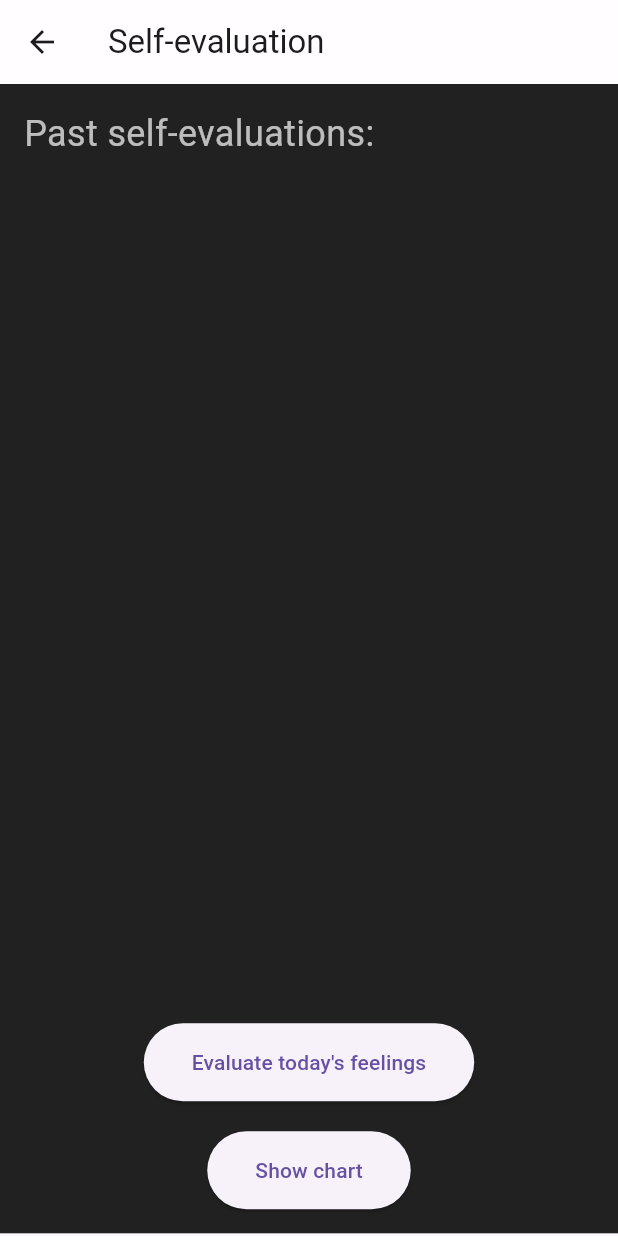
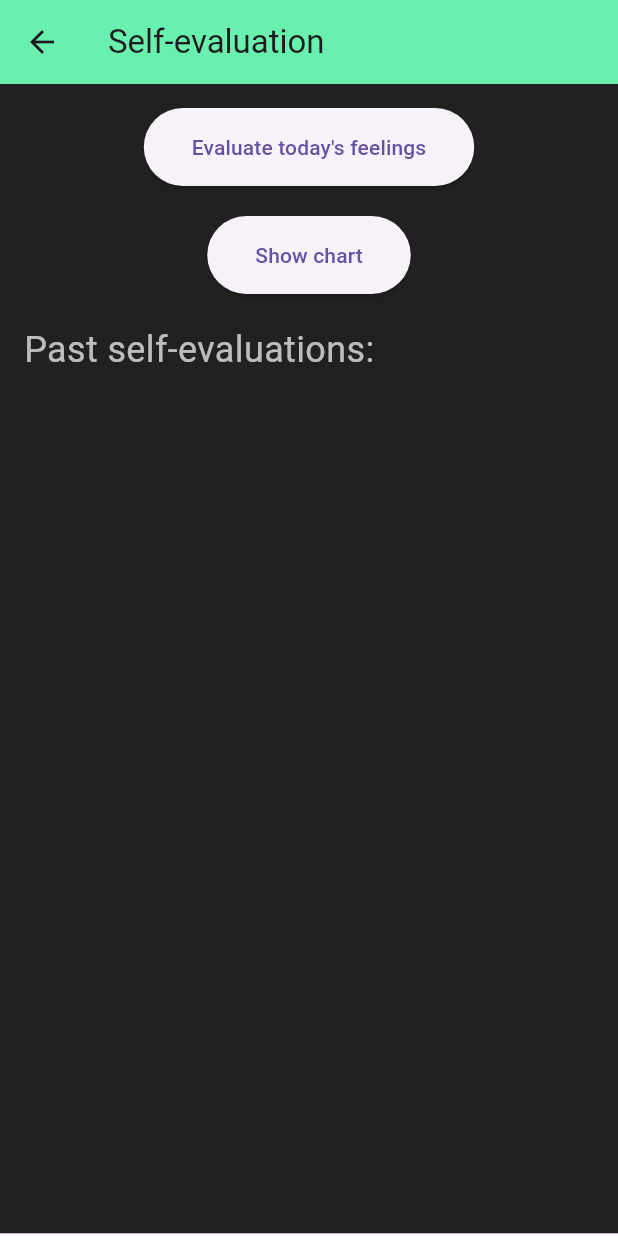
Before and after one commit to DamjanVincic/gdsc-solution-challenge, a Flutter app: the screen it shows after launch, after a tap on "SELF EVALUATION", on a phone screen of 412 x 824 dp. Run offline on Flutter 3.47's test engine with Material 3 defaults, Android fonts, the phone set to English and light mode, and no system bars; our stand-ins replace fl_chart, flutter_local_notifications, google_maps_flutter, location, permission_handler, share and 2 more; missing offline and left inert: flutter_config; network calls fail.

Commit message:
Changed colors and app name on android

```diff
--- a/lib/src/views/habit_details_screen.dart
+++ b/lib/src/views/habit_details_screen.dart
@@ -46,6 +46,7 @@ class _HabitDetailsScreenState extends State<HabitDetailsScreen> {
 
     return Scaffold(
       appBar: AppBar(
+        backgroundColor: Colors.lightBlueAccent,
         title: const Text('Habit Details'),
       ),
       body: Container(
@@ -110,7 +111,7 @@ class _HabitDetailsScreenState extends State<HabitDetailsScreen> {
                               isCurved: true,
                               belowBarData: BarAreaData(show: false),
                               colors: [
-                                Colors.green
+                                Colors.lightBlueAccent
                               ], // Set graph color to accentColor
                             ),
                           ],
--- a/lib/src/views/hub.dart
+++ b/lib/src/views/hub.dart
@@ -45,7 +45,7 @@ class Hub extends StatelessWidget {
               },
               label: 'QUOTES',
               icon: Icons.format_quote,
-              backgroundColor: primaryColor,
+              backgroundColor: Colors.purpleAccent,
               textColor: accentColor,
               description: 'Explore and discover meaningful quotes.',
             ),
@@ -54,12 +54,12 @@ class Hub extends StatelessWidget {
                 Navigator.push(
                   context,
                   MaterialPageRoute(
-                      builder: (context) => HabitListScreen(primaryColor: primaryColor, accentColor: accentColor)),
+                      builder: (context) => HabitListScreen(primaryColor: Colors.lightBlueAccent, accentColor: accentColor)),
                 );
               },
               label: 'HABITS',
               icon: Icons.star,
-              backgroundColor: primaryColor,
+              backgroundColor: Colors.blue,
               textColor: accentColor,
               description: 'Track and build healthy habits.',
             ),
@@ -74,7 +74,7 @@ class Hub extends StatelessWidget {
               },
               label: 'SELF EVALUATION',
               icon: Icons.check,
-              backgroundColor: primaryColor,
+              backgroundColor: Colors.greenAccent,
               textColor: accentColor,
               description: 'Reflect and evaluate personal growth.',
             ),
@@ -89,7 +89,7 @@ class Hub extends StatelessWidget {
               },
               label: 'MEDITATION',
               icon: Icons.spa,
-              backgroundColor: primaryColor,
+              backgroundColor: Colors.redAccent,
               textColor: accentColor,
               description: 'Practice mindfulness and meditation.',
             ),
@@ -125,6 +125,7 @@ class HubButton extends StatelessWidget {
       shape: RoundedRectangleBorder(
         borderRadius: BorderRadius.circular(15),
       ),
+      color: backgroundColor,
       child: InkWell(
         onTap: onPressed,
         child: Padding(
--- a/lib/src/views/quote_details_screen.dart
+++ b/lib/src/views/quote_details_screen.dart
@@ -17,11 +17,11 @@ class QuoteDetailsScreen extends StatelessWidget {
   Widget build(BuildContext context) {
     return Scaffold(
         appBar: AppBar(
+          backgroundColor: Colors.purpleAccent,
           title: Text(
             'Quote Details',
             style: TextStyle(color: accentColor), // Customize text color
           ),
-          backgroundColor: primaryColor, // Set app bar background color
         ),
         body: Container(
           color: accentColor,
@@ -33,6 +33,7 @@ class QuoteDetailsScreen extends StatelessWidget {
                 shape: RoundedRectangleBorder(
                   borderRadius: BorderRadius.circular(15),
                 ),
+                color: Colors.purpleAccent,
                 child: Padding(
                   padding: const EdgeInsets.all(16.0),
                   child: Column(
--- a/lib/src/views/quote_list_screen.dart
+++ b/lib/src/views/quote_list_screen.dart
@@ -66,7 +66,7 @@ class _QuoteListScreenState extends State<QuoteListScreen> {
     return Scaffold(
       appBar: AppBar(
         title: const Text('Quotes'),
-        backgroundColor: primaryColor,
+        backgroundColor: Colors.purpleAccent,
         leading: IconButton(
           icon: const Icon(Icons.arrow_back),
           onPressed: () {
@@ -127,6 +127,7 @@ class _QuoteListScreenState extends State<QuoteListScreen> {
                     shape: RoundedRectangleBorder(
                       borderRadius: BorderRadius.circular(15),
                     ),
+                    color: Colors.purpleAccent,
                     child: Padding(
                       padding: const EdgeInsets.all(16.0),
                       child: Column(
--- a/lib/src/views/self_examination_input_screen.dart
+++ b/lib/src/views/self_examination_input_screen.dart
@@ -31,6 +31,7 @@ class _SelfExaminationInputScreenState extends State<SelfExaminationInputScreen>
   Widget build(BuildContext context) {
     return Scaffold(
       appBar: AppBar(
+        backgroundColor: Colors.greenAccent,
         title: const Text('Evaluate your day'),
       ),
       body: Container(
--- a/lib/src/views/self_examination_list_screen.dart
+++ b/lib/src/views/self_examination_list_screen.dart
@@ -211,7 +211,7 @@ class _SelfExaminationListScreenState extends State<SelfExaminationListScreen> {
     return Scaffold(
         appBar: AppBar(
             title: const Text('Self-evaluation'),
-            backgroundColor: Colors.white70),
+            backgroundColor: Colors.greenAccent),
         body: SingleChildScrollView(
           child: Container(
             color: Colors.black87,
@@ -220,6 +220,50 @@ class _SelfExaminationListScreenState extends State<SelfExaminationListScreen> {
               child: Column(
                 crossAxisAlignment: CrossAxisAlignment.start,
                 children: [
+                  Center(
+                    child: Column(
+                      children: [
+                        ElevatedButton(
+                          onPressed: () async {
+                            // Pass the list to the input screen
+                            await Navigator.push(
+                              context,
+                              MaterialPageRoute(
+                                builder: (context) =>
+                                    SelfExaminationInputScreen(
+                                      onDataChanged: saveData,
+                                      existingItems: items,
+                                    ),
+                              ),
+                            );
+
+                            // Reload the data after returning from the input screen
+                            await loadData();
+                            setState(() {});
+
+                            // Save the updated list to shared preferences
+                            await saveData();
+                          },
+                          style: ElevatedButton.styleFrom(
+                            padding: const EdgeInsets.symmetric(
+                                vertical: 16,
+                                horizontal: 32), // Adjust padding as needed
+                          ),
+                          child: const Text("Evaluate today's feelings"),
+                        ),
+                        const SizedBox(height: 20),
+                        ElevatedButton(
+                            onPressed: _showChartDialog,
+                            style: ElevatedButton.styleFrom(
+                              padding: const EdgeInsets.symmetric(
+                                  vertical: 16,
+                                  horizontal: 32), // Adjust padding as needed
+                            ),
+                            child: const Text('Show chart')),
+                      ],
+                    ),
+                  ),
+                  const SizedBox(height: 20),
                   const Text('Past self-evaluations: ',
                       style: TextStyle(color: Colors.white70, fontSize: 24)),
                   SizedBox(
@@ -234,6 +278,7 @@ class _SelfExaminationListScreenState extends State<SelfExaminationListScreen> {
                           shape: RoundedRectangleBorder(
                             borderRadius: BorderRadius.circular(15),
                           ),
+                          color: Colors.greenAccent,
                           child: ListTile(
                             title: Text(
                                 'Feeling: ${examinationItem.feeling}/10',
@@ -261,50 +306,6 @@ class _SelfExaminationListScreenState extends State<SelfExaminationListScreen> {
                           ),
                         );
                       },
-                    ),
-                  ),
-                  const SizedBox(height: 20),
-                  Center(
-                    child: Column(
-                      children: [
-                        ElevatedButton(
-                          onPressed: () async {
-                            // Pass the list to the input screen
-                            await Navigator.push(
-                              context,
-                              MaterialPageRoute(
-                                builder: (context) =>
-                                    SelfExaminationInputScreen(
-                                  onDataChanged: saveData,
-                                  existingItems: items,
-                                ),
-                              ),
-                            );
-
-                            // Reload the data after returning from the input screen
-                            await loadData();
-                            setState(() {});
-
-                            // Save the updated list to shared preferences
-                            await saveData();
-                          },
-                          style: ElevatedButton.styleFrom(
-                            padding: const EdgeInsets.symmetric(
-                                vertical: 16,
-                                horizontal: 32), // Adjust padding as needed
-                          ),
-                          child: const Text("Evaluate today's feelings"),
-                        ),
-                        const SizedBox(height: 20),
-                        ElevatedButton(
-                            onPressed: _showChartDialog,
-                            style: ElevatedButton.styleFrom(
-                              padding: const EdgeInsets.symmetric(
-                                  vertical: 16,
-                                  horizontal: 32), // Adjust padding as needed
-                            ),
-                            child: const Text('Show chart')),
-                      ],
                     ),
                   ),
                 ],
```
Also changed, not shown: lib/src/views/habit_list_screen.dart (+16 -10 lines), 1 other file.
